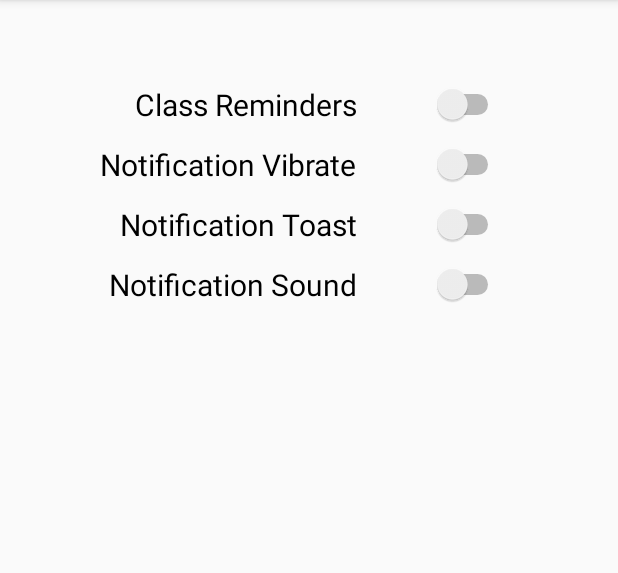
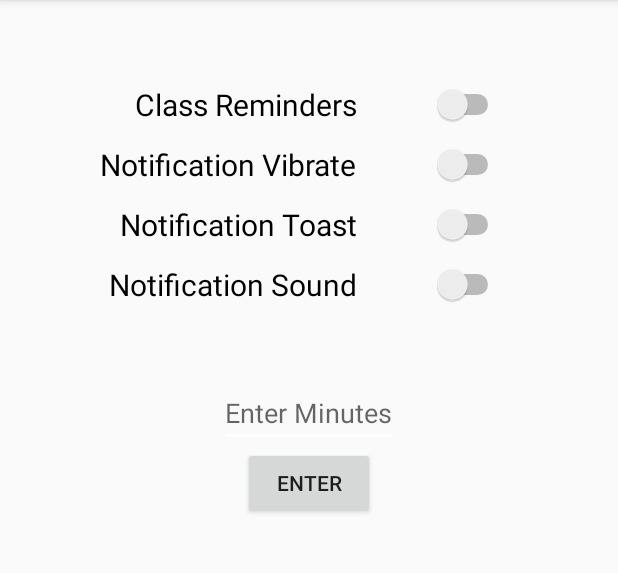
Before and after one commit to parthp77/NavU, an Android app: the screen it shows after launch (MainActivity before the commit, SettingsActivity after it), after a tap on "SETTINGS", on a phone screen of 412 x 824 dp, the part 84-657 px from its top. Run offline under Robolectric (Android 15) with nearby library versions, the phone set to English and light mode, and no system bars.

Commit message:
Created settings activity, set up eventlistener

```diff
--- a/MyApplication/app/build.gradle
+++ b/MyApplication/app/build.gradle
@@ -10,6 +10,7 @@ android {
         versionCode 1
         versionName "1.0"
         testInstrumentationRunner "android.support.test.runner.AndroidJUnitRunner"
+        vectorDrawables.useSupportLibrary = true
     }
     buildTypes {
         release {
@@ -25,5 +26,7 @@ dependencies {
         exclude group: 'com.android.support', module: 'support-annotations'
     })
     compile 'com.android.support:appcompat-v7:24.2.1'
+    compile 'com.android.support:support-v4:24.2.1'
+    compile 'com.android.support:support-vector-drawable:24.2.1'
     testCompile 'junit:junit:4.12'
 }
--- a/MyApplication/app/src/main/AndroidManifest.xml
+++ b/MyApplication/app/src/main/AndroidManifest.xml
@@ -15,6 +15,7 @@
                 <category android:name="android.intent.category.LAUNCHER" />
             </intent-filter>
         </activity>
+        <activity android:name=".SettingsActivity"></activity>
     </application>
 
 </manifest>
--- a/MyApplication/app/src/main/java/com/example/alex/myapplication/MainActivity.java
+++ b/MyApplication/app/src/main/java/com/example/alex/myapplication/MainActivity.java
@@ -3,8 +3,9 @@ package com.example.alex.myapplication;
 import android.os.Bundle;
 import android.support.v7.app.AppCompatActivity;
 import android.view.View;
-import android.widget.Spinner;
-import android.widget.ArrayAdapter;
+import android.view.View.OnClickListener;
+import android.content.Intent;
+import android.widget.Button;
 
 public class MainActivity extends AppCompatActivity {
 
@@ -12,8 +13,17 @@ public class MainActivity extends AppCompatActivity {
     protected void onCreate(Bundle savedInstanceState) {
         super.onCreate(savedInstanceState);
         setContentView(R.layout.activity_main_menu);
+
+        Button button = (Button) findViewById(R.id.button_settings);
+
+        button.setOnClickListener(new OnClickListener() {
+            public void onClick(View view) {
+                Intent myIntent = new Intent(MainActivity.this,
+                        SettingsActivity.class);
+                startActivity(myIntent);
+            }
+        });
+
     }
 
-    public void settings(View view) { setContentView(R.layout.activity_settings); }
-
 }
--- /dev/null
+++ b/MyApplication/app/src/main/java/com/example/alex/myapplication/SettingsActivity.java
@@ -0,0 +1,15 @@
+package com.example.alex.myapplication;
+
+import android.os.Bundle;
+import android.support.v7.app.AppCompatActivity;
+
+public class SettingsActivity extends AppCompatActivity {
+
+    @Override
+    protected void onCreate(Bundle savedInstanceState) {
+        super.onCreate(savedInstanceState);
+        setContentView(R.layout.activity_settings);
+    }
+
+
+}
--- a/MyApplication/app/src/main/res/layout/activity_main_menu.xml
+++ b/MyApplication/app/src/main/res/layout/activity_main_menu.xml
@@ -32,8 +32,7 @@
         android:layout_height="wrap_content"
         android:text="@string/button_settings"
         android:layout_marginTop="400dp"
-        android:layout_centerHorizontal="true"
-        android:onClick="settings" />
+        android:layout_centerHorizontal="true"/>
 
     <Button android:id="@+id/button_about"
         android:layout_width="wrap_content"
--- a/MyApplication/app/src/main/res/layout/activity_settings.xml
+++ b/MyApplication/app/src/main/res/layout/activity_settings.xml
@@ -57,4 +57,19 @@
         android:switchPadding="50dp"
         android:text="@string/switch_sound"/>
 
+    <EditText android:id="@+id/text_enter_minutes"
+        android:layout_width="wrap_content"
+        android:layout_height="wrap_content"
+        android:hint="@string/edit_minutes"
+        android:layout_below="@+id/switch_sound"
+        android:layout_centerHorizontal="true"
+        android:layout_marginTop="49dp" />
+
+    <Button android:id="@+id/button_find"
+        android:layout_width="wrap_content"
+        android:layout_height="wrap_content"
+        android:text="@string/button_enter"
+        android:layout_below="@+id/text_enter_minutes"
+        android:layout_centerHorizontal="true" />
+
 </RelativeLayout>
```
Also changed, not shown: MyApplication/app/src/main/res/drawable/ic_info_black_24dp.xml (added, +9 -0 lines), MyApplication/app/src/main/res/drawable/ic_notifications_black_24dp.xml (added, +9 -0 lines), MyApplication/app/src/main/res/drawable/ic_sync_black_24dp.xml (added, +9 -0 lines), MyApplication/app/src/main/res/values/strings.xml (+75 -0 lines), MyApplication/app/src/main/res/xml/pref_data_sync.xml (added, +21 -0 lines), MyApplication/app/src/main/res/xml/pref_general.xml (added, +33 -0 lines), MyApplication/app/src/main/res/xml/pref_headers.xml (added, +20 -0 lines), MyApplication/app/src/main/res/xml/pref_notification.xml (added, +27 -0 lines).
